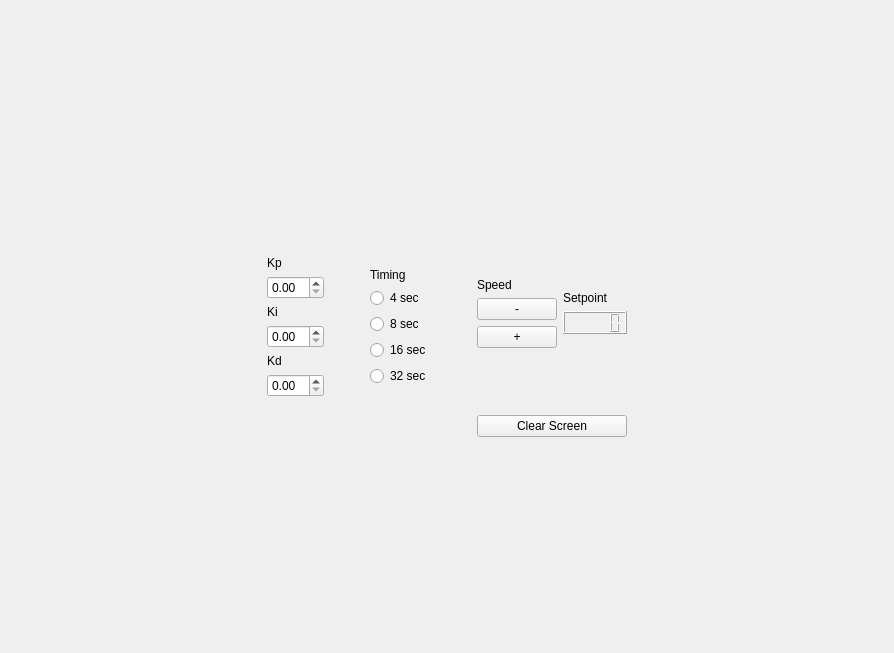
This is ui/dccontrolwidget.ui in Paise/uart_board as Qt 5 draws it before an edit. The edited form follows.
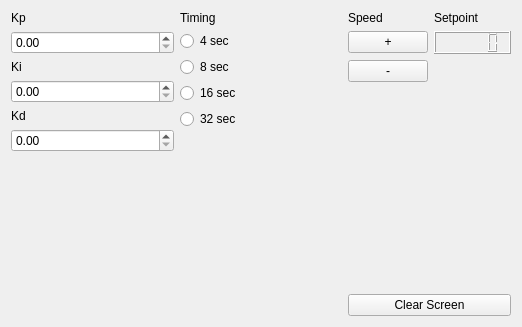
This is the edited form.

Patch:
```diff
--- a/ui/dccontrolwidget.ui
+++ b/ui/dccontrolwidget.ui
@@ -6,59 +6,16 @@
    <rect>
     <x>0</x>
     <y>0</y>
-    <width>894</width>
-    <height>653</height>
+    <width>522</width>
+    <height>327</height>
    </rect>
   </property>
   <property name="windowTitle">
    <string>Form</string>
   </property>
-  <layout class="QGridLayout" name="gridLayout_3">
-   <item row="0" column="1">
-    <spacer name="verticalSpacer_9">
-     <property name="orientation">
-      <enum>Qt::Vertical</enum>
-     </property>
-     <property name="sizeHint" stdset="0">
-      <size>
-       <width>20</width>
-       <height>195</height>
-      </size>
-     </property>
-    </spacer>
-   </item>
-   <item row="1" column="0">
-    <spacer name="horizontalSpacer_4">
-     <property name="orientation">
-      <enum>Qt::Horizontal</enum>
-     </property>
-     <property name="sizeHint" stdset="0">
-      <size>
-       <width>243</width>
-       <height>20</height>
-      </size>
-     </property>
-    </spacer>
-   </item>
-   <item row="1" column="1" rowspan="2">
-    <layout class="QVBoxLayout" name="verticalLayout_5">
+  <layout class="QHBoxLayout" name="layout">
      <item>
-      <layout class="QHBoxLayout" name="horizontalLayout_2">
-       <item>
-        <layout class="QVBoxLayout" name="verticalLayout">
-         <item>
-          <spacer name="verticalSpacer_7">
-           <property name="orientation">
-            <enum>Qt::Vertical</enum>
-           </property>
-           <property name="sizeHint" stdset="0">
-            <size>
-             <width>20</width>
-             <height>40</height>
-            </size>
-           </property>
-          </spacer>
-         </item>
+    <layout class="QVBoxLayout" name="pidLayout">
          <item>
           <widget class="QLabel" name="labelKp">
            <property name="text">
@@ -105,54 +62,15 @@
         </layout>
        </item>
        <item>
-        <layout class="QGridLayout" name="gridLayout_2">
-         <item row="6" column="1">
-          <spacer name="verticalSpacer">
-           <property name="orientation">
-            <enum>Qt::Vertical</enum>
-           </property>
-           <property name="sizeHint" stdset="0">
-            <size>
-             <width>20</width>
-             <height>40</height>
-            </size>
-           </property>
-          </spacer>
-         </item>
-         <item row="5" column="1">
-          <widget class="QRadioButton" name="radio32">
+    <layout class="QVBoxLayout" name="timingsLayout">
+     <item>
+      <widget class="QLabel" name="timingLabel">
            <property name="text">
-            <string>32 sec</string>
-           </property>
-           <attribute name="buttonGroup">
-            <string notr="true">timingsGroup</string>
-           </attribute>
-          </widget>
-         </item>
-         <item row="4" column="1">
-          <widget class="QRadioButton" name="radio16">
-           <property name="text">
-            <string>16 sec</string>
-           </property>
-           <attribute name="buttonGroup">
-            <string notr="true">timingsGroup</string>
-           </attribute>
-          </widget>
-         </item>
-         <item row="3" column="0">
-          <spacer name="horizontalSpacer">
-           <property name="orientation">
-            <enum>Qt::Horizontal</enum>
-           </property>
-           <property name="sizeHint" stdset="0">
-            <size>
-             <width>40</width>
-             <height>20</height>
-            </size>
-           </property>
-          </spacer>
-         </item>
-         <item row="2" column="1">
+        <string>Timing</string>
+       </property>
+      </widget>
+     </item>
+     <item>
           <widget class="QRadioButton" name="radio4">
            <property name="text">
             <string>4 sec</string>
@@ -162,7 +80,7 @@
            </attribute>
           </widget>
          </item>
-         <item row="3" column="1">
+     <item>
           <widget class="QRadioButton" name="radio8">
            <property name="text">
             <string>8 sec</string>
@@ -172,8 +90,28 @@
            </attribute>
           </widget>
          </item>
-         <item row="0" column="1">
-          <spacer name="verticalSpacer_2">
+     <item>
+      <widget class="QRadioButton" name="radio16">
+       <property name="text">
+        <string>16 sec</string>
+       </property>
+       <attribute name="buttonGroup">
+        <string notr="true">timingsGroup</string>
+       </attribute>
+      </widget>
+     </item>
+     <item>
+      <widget class="QRadioButton" name="radio32">
+       <property name="text">
+        <string>32 sec</string>
+       </property>
+       <attribute name="buttonGroup">
+        <string notr="true">timingsGroup</string>
+       </attribute>
+      </widget>
+     </item>
+     <item>
+      <spacer name="verticalSpacer">
            <property name="orientation">
             <enum>Qt::Vertical</enum>
            </property>
@@ -185,177 +123,68 @@
            </property>
           </spacer>
          </item>
-         <item row="1" column="1">
-          <widget class="QLabel" name="timingLabel">
-           <property name="text">
-            <string>Timing</string>
-           </property>
-          </widget>
-         </item>
-         <item row="3" column="2">
-          <spacer name="horizontalSpacer_2">
-           <property name="orientation">
-            <enum>Qt::Horizontal</enum>
-           </property>
-           <property name="sizeHint" stdset="0">
-            <size>
-             <width>40</width>
-             <height>20</height>
-            </size>
-           </property>
-          </spacer>
-         </item>
         </layout>
        </item>
        <item>
-        <layout class="QGridLayout" name="gridLayout">
-         <item row="0" column="0">
-          <layout class="QHBoxLayout" name="horizontalLayout">
-           <item>
-            <layout class="QVBoxLayout" name="verticalLayout_2">
-             <item>
-              <spacer name="verticalSpacer_4">
-               <property name="orientation">
-                <enum>Qt::Vertical</enum>
-               </property>
-               <property name="sizeHint" stdset="0">
-                <size>
-                 <width>20</width>
-                 <height>40</height>
-                </size>
-               </property>
-              </spacer>
-             </item>
-             <item>
+    <layout class="QGridLayout" name="speedLayout">
+     <item row="1" column="0">
+      <widget class="QPushButton" name="clearScreenButton">
+       <property name="text">
+        <string>Clear Screen</string>
+       </property>
+      </widget>
+     </item>
+     <item row="0" column="0">
+      <layout class="QGridLayout" name="speedControlsLayout">
+       <item row="0" column="0">
               <widget class="QLabel" name="speedLabel">
                <property name="text">
                 <string>Speed</string>
                </property>
               </widget>
              </item>
-             <item>
+       <item row="2" column="0">
               <widget class="QPushButton" name="minusButton">
                <property name="text">
                 <string>-</string>
                </property>
               </widget>
              </item>
-             <item>
-              <widget class="QPushButton" name="plusButton">
-               <property name="text">
-                <string>+</string>
-               </property>
-              </widget>
-             </item>
-             <item>
-              <spacer name="verticalSpacer_6">
-               <property name="orientation">
-                <enum>Qt::Vertical</enum>
-               </property>
-               <property name="sizeHint" stdset="0">
-                <size>
-                 <width>20</width>
-                 <height>40</height>
-                </size>
-               </property>
-              </spacer>
-             </item>
-            </layout>
-           </item>
-           <item>
-            <layout class="QVBoxLayout" name="verticalLayout_4">
-             <item>
-              <spacer name="verticalSpacer_3">
-               <property name="orientation">
-                <enum>Qt::Vertical</enum>
-               </property>
-               <property name="sizeHint" stdset="0">
-                <size>
-                 <width>20</width>
-                 <height>40</height>
-                </size>
-               </property>
-              </spacer>
-             </item>
-             <item>
+       <item row="0" column="1">
               <widget class="QLabel" name="setpointLabel">
                <property name="text">
                 <string>Setpoint</string>
                </property>
               </widget>
              </item>
-             <item>
+       <item row="1" column="1">
               <widget class="QLCDNumber" name="setpointLcd"/>
              </item>
-             <item>
-              <spacer name="verticalSpacer_5">
-               <property name="orientation">
-                <enum>Qt::Vertical</enum>
-               </property>
-               <property name="sizeHint" stdset="0">
-                <size>
-                 <width>20</width>
-                 <height>40</height>
-                </size>
-               </property>
-              </spacer>
-             </item>
-            </layout>
-           </item>
-          </layout>
-         </item>
          <item row="1" column="0">
-          <widget class="QPushButton" name="clearScreenButton">
+        <widget class="QPushButton" name="plusButton">
            <property name="text">
-            <string>Clear Screen</string>
+          <string>+</string>
            </property>
           </widget>
          </item>
-        </layout>
-       </item>
-      </layout>
-     </item>
-    </layout>
-   </item>
-   <item row="2" column="2">
-    <spacer name="horizontalSpacer_3">
-     <property name="orientation">
-      <enum>Qt::Horizontal</enum>
-     </property>
-     <property name="sizeHint" stdset="0">
-      <size>
-       <width>243</width>
-       <height>20</height>
-      </size>
-     </property>
-    </spacer>
-   </item>
-   <item row="3" column="1">
-    <spacer name="verticalSpacer_10">
+       <item row="3" column="0">
+        <spacer name="verticalSpacer_2">
      <property name="orientation">
       <enum>Qt::Vertical</enum>
      </property>
      <property name="sizeHint" stdset="0">
       <size>
        <width>20</width>
-       <height>195</height>
+           <height>40</height>
       </size>
      </property>
     </spacer>
    </item>
   </layout>
-  <zorder>layoutWidget</zorder>
-  <zorder>timingLabel</zorder>
-  <zorder>setpointLabel</zorder>
-  <zorder>speedLabel</zorder>
-  <zorder>speedLabel</zorder>
-  <zorder></zorder>
-  <zorder>layoutWidget</zorder>
-  <zorder>clearScreenButton</zorder>
-  <zorder>horizontalSpacer_3</zorder>
-  <zorder>horizontalSpacer_4</zorder>
-  <zorder>verticalSpacer_9</zorder>
-  <zorder>verticalSpacer_10</zorder>
+     </item>
+    </layout>
+   </item>
+  </layout>
  </widget>
  <tabstops>
   <tabstop>radio4</tabstop>
```
Lines whose indentation alone changed are shown as unchanged.
